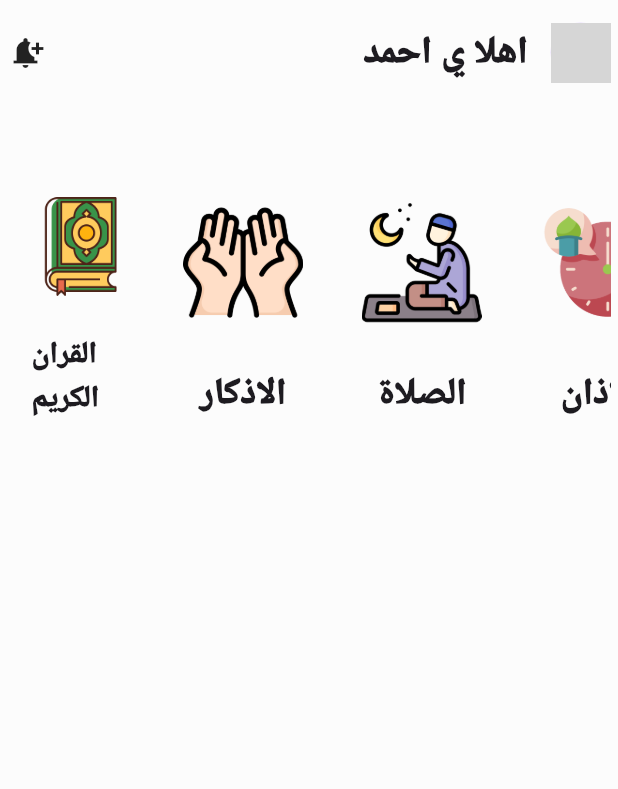
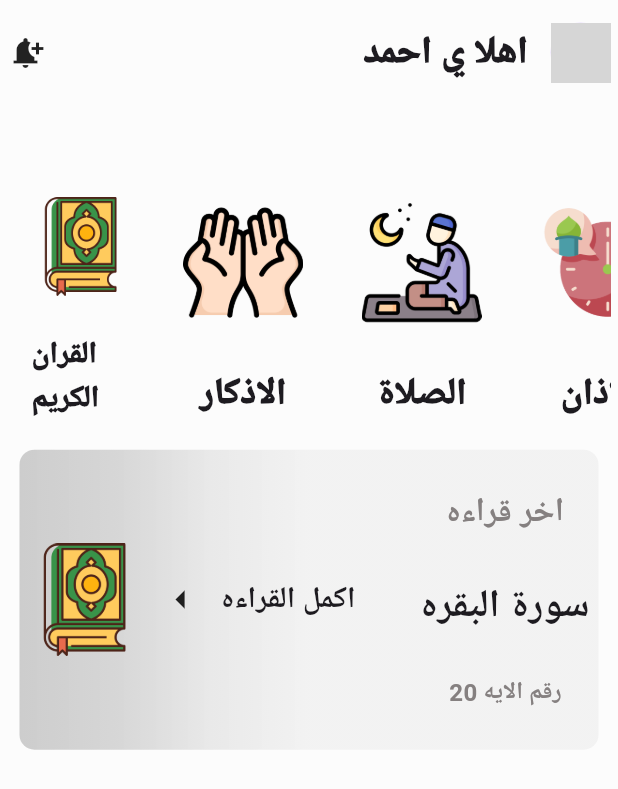
Before and after one commit to hazzemSaid/-, a Flutter app: the screen it shows after launch, on a phone screen of 412 x 824 dp. Shown: the top 789 px of the screen. Run offline on Flutter 3.47's test engine with Material 3 defaults, Android fonts, the phone set to English and light mode, and no system bars; our stand-ins replace device_preview; generated files the repository leaves out were written again; network calls fail; Roboto replaces fonts that are missing (Cairo, IBM Plex Sans Arabic, Rubik); grey boxes are pictures that could not be loaded.

Commit message:
add custom widget and layout enhancements to HomeScreen

```diff
--- a/lib/features/home/presentation/view/screens/HomeScreen.dart
+++ b/lib/features/home/presentation/view/screens/HomeScreen.dart
@@ -21,7 +21,58 @@ class HomeScreen extends StatelessWidget {
                 height: 60,
                 width: double.infinity,
               ),
-              const HomeItemRow()
+              const HomeItemRow(),
+              const SizedBox(
+                height: 20,
+                width: double.infinity,
+              ),
+              Container(
+                margin: const EdgeInsets.symmetric(
+                  horizontal: 8,
+                ),
+                height: 200,
+                decoration: BoxDecoration(
+                  gradient: LinearGradient(
+                    colors: [
+                      Colors.grey.withOpacity(0.5),
+                      Colors.grey.withOpacity(0.4),
+                      Colors.grey.withOpacity(0.2),
+                      Colors.grey.withOpacity(0.1),
+                    ],
+                    begin: Alignment.topLeft,
+                    end: Alignment.topCenter,
+                  ),
+                  borderRadius: BorderRadius.circular(10),
+                ),
+                child: const Row(
+                  mainAxisAlignment: MainAxisAlignment.spaceAround,
+                  children: [
+                    Image(
+                      image: AssetImage(
+                        'assets/images/quran.png',
+                      ),
+                      height: 75,
+                    ),
+                    Icon(
+                      Icons.arrow_left_sharp,
+                      size: 30,
+                    ),
+                    Text(
+                      'اكمل القراءه',
+                      style: TextStyle(
+                        fontSize: 20,
+                        fontWeight: FontWeight.bold,
+                        fontFamily: 'Cairo',
+                        height: 1.5,
+                      ),
+                    ),
+                    SizedBox(
+                      width: 20,
+                    ),
+                    qurancustomwidget(),
+                  ],
+                ),
+              ),
             ],
           ),
         ),
@@ -29,3 +80,46 @@ class HomeScreen extends StatelessWidget {
     );
   }
 }
+
+class qurancustomwidget extends StatelessWidget {
+  const qurancustomwidget({
+    super.key,
+  });
+
+  @override
+  Widget build(BuildContext context) {
+    return Flexible(
+      child: Column(
+        mainAxisAlignment: MainAxisAlignment.spaceEvenly,
+        children: [
+          Text(
+            'اخر قراءه',
+            style: TextStyle(
+              fontSize: 22,
+              fontWeight: FontWeight.bold,
+              fontFamily: 'IBM Plex Sans Arabic',
+              color: Color.fromARGB(255, 133, 128, 128),
+            ),
+          ),
+          Text(
+            'سورة البقره',
+            style: TextStyle(
+              fontSize: 26,
+              fontWeight: FontWeight.bold,
+              fontFamily: 'Cairo',
+            ),
+          ),
+          Text(
+            'رقم الايه 20',
+            style: TextStyle(
+              fontSize: 16,
+              fontWeight: FontWeight.bold,
+              fontFamily: 'Cairo',
+              color: Color.fromARGB(255, 133, 128, 128),
+            ),
+          )
+        ],
+      ),
+    );
+  }
+}
```
